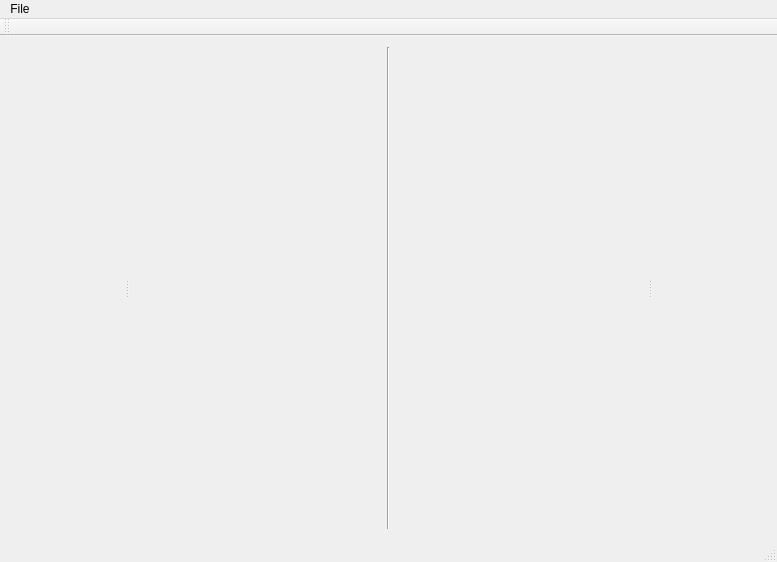
This is MapCreator/mainwindow.ui in Antoniolm/Map_Creator-Qt5 as Qt 5 draws it before an edit. The edited form follows.
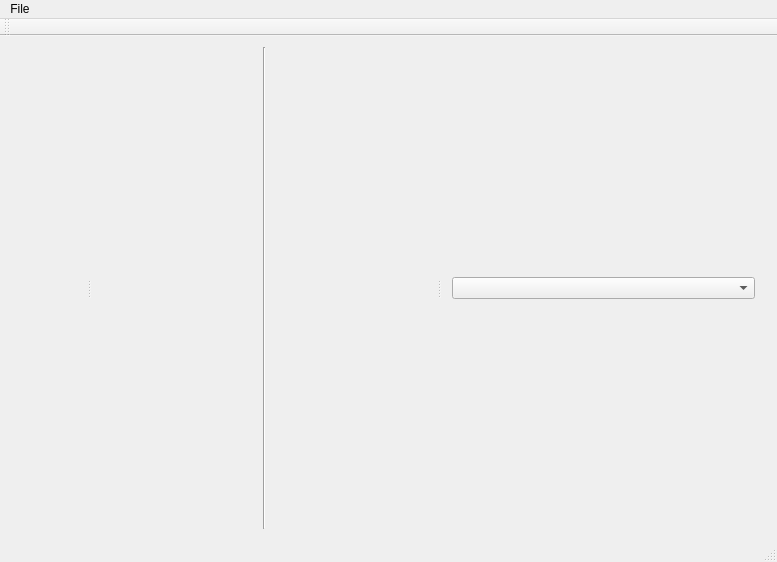
This is the edited form.

```diff
--- a/MapCreator/mainwindow.ui
+++ b/MapCreator/mainwindow.ui
@@ -33,7 +33,11 @@
        </property>
       </widget>
       <widget class="QWidget" name="verticalLayoutWidget">
-       <layout class="QVBoxLayout" name="texture_section"/>
+       <layout class="QVBoxLayout" name="texture_section">
+        <item>
+         <widget class="QComboBox" name="texture_list"/>
+        </item>
+       </layout>
       </widget>
      </widget>
     </item>
```
Left out of the diff: 2 changed lines with no effect on the pictures.
